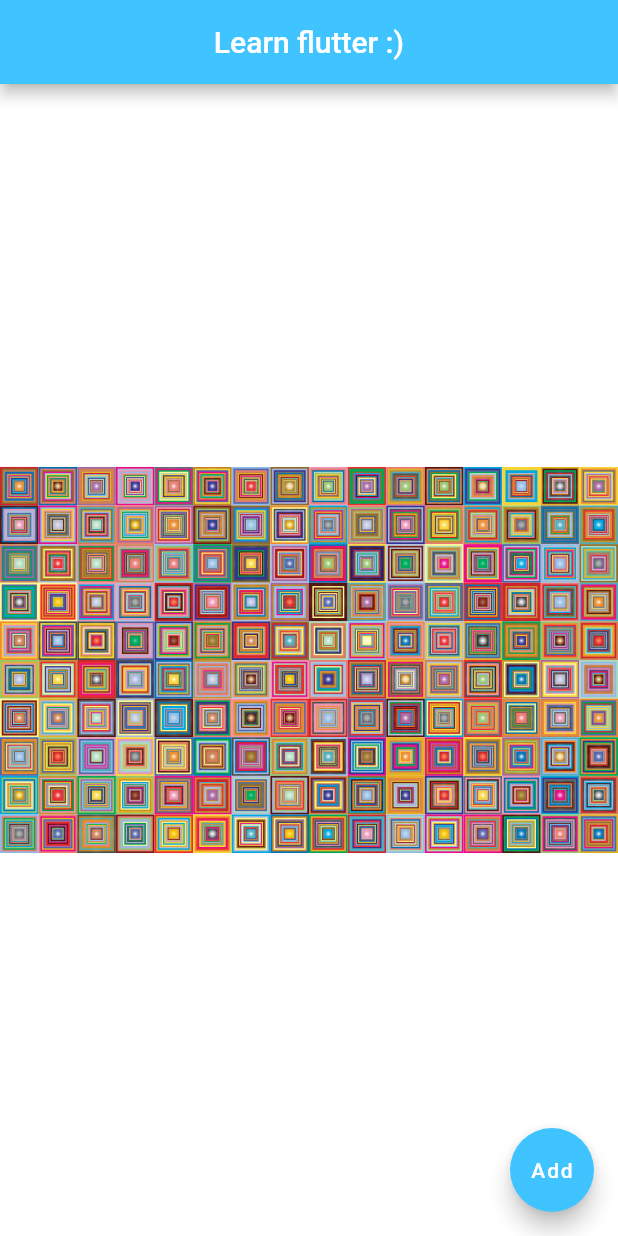
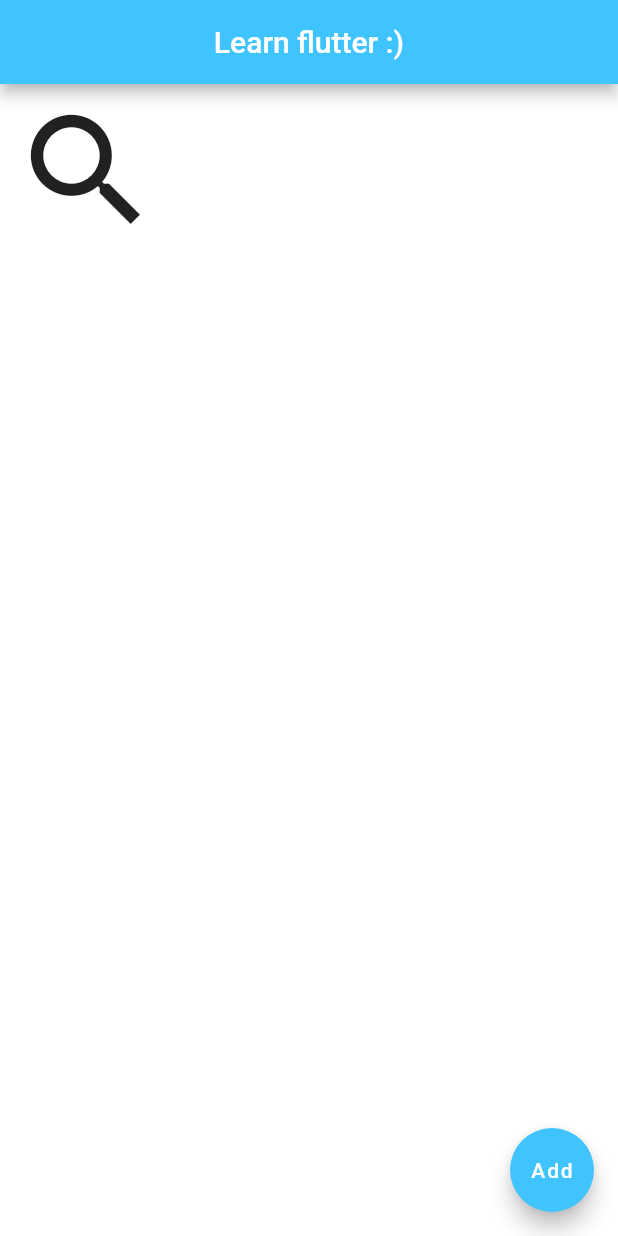
Before and after one commit to Flop88/LearnFlutter, a Flutter app: the screen it shows after launch, on a phone screen of 412 x 824 dp. Run offline on Flutter 3.47's test engine with Material 2 defaults, Android fonts, the phone set to English and light mode, and no system bars; our stand-ins replace flutter_svg.

Commit message:
Learn Icon and IconButton widgets

```diff
--- a/lib/main.dart
+++ b/lib/main.dart
@@ -15,10 +15,20 @@ class FlutterTutorialApp extends StatelessWidget {
             centerTitle: true,
             backgroundColor: Colors.lightBlueAccent,
           ),
-          body: SvgPicture.asset("assets/images/3.svg"),
+          body: IconButton(
+            icon:    Icon(
+                Icons.search,
+              ),
+            color: Colors.grey[900],
+            iconSize: 100.0,
+            onPressed: () {
+              print("Button has been pressed");
+            },
+          ),
           floatingActionButton: FloatingActionButton(
             child: Text("Add"),
             backgroundColor: Colors.lightBlueAccent,
+            onPressed: null,
           ),
           backgroundColor: Colors.white,
         ));
```
